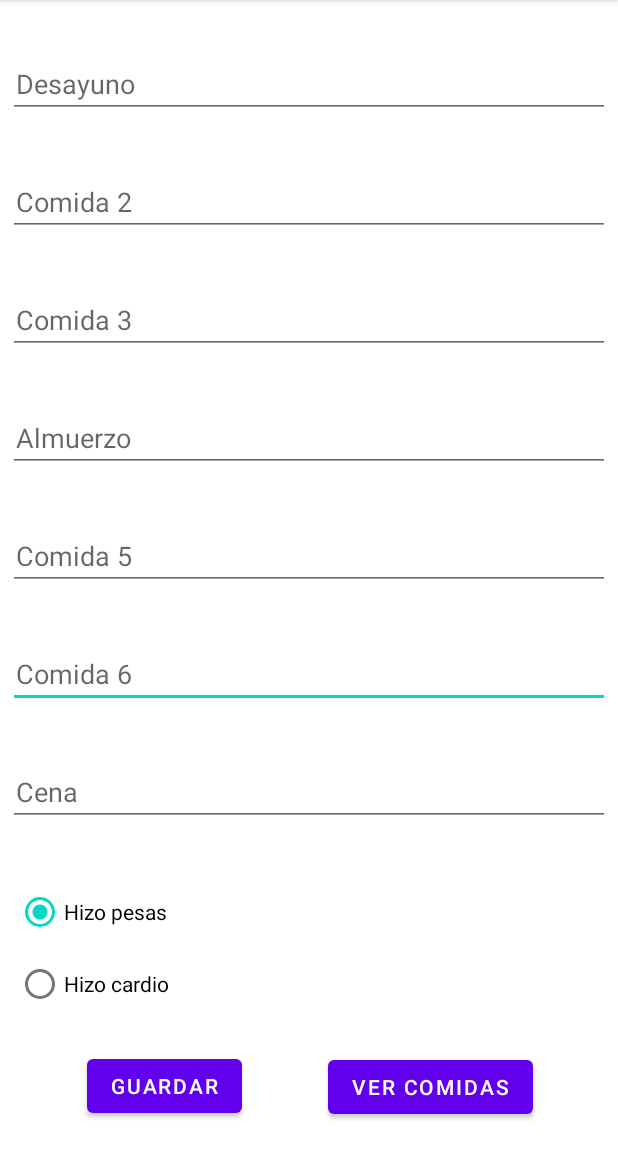
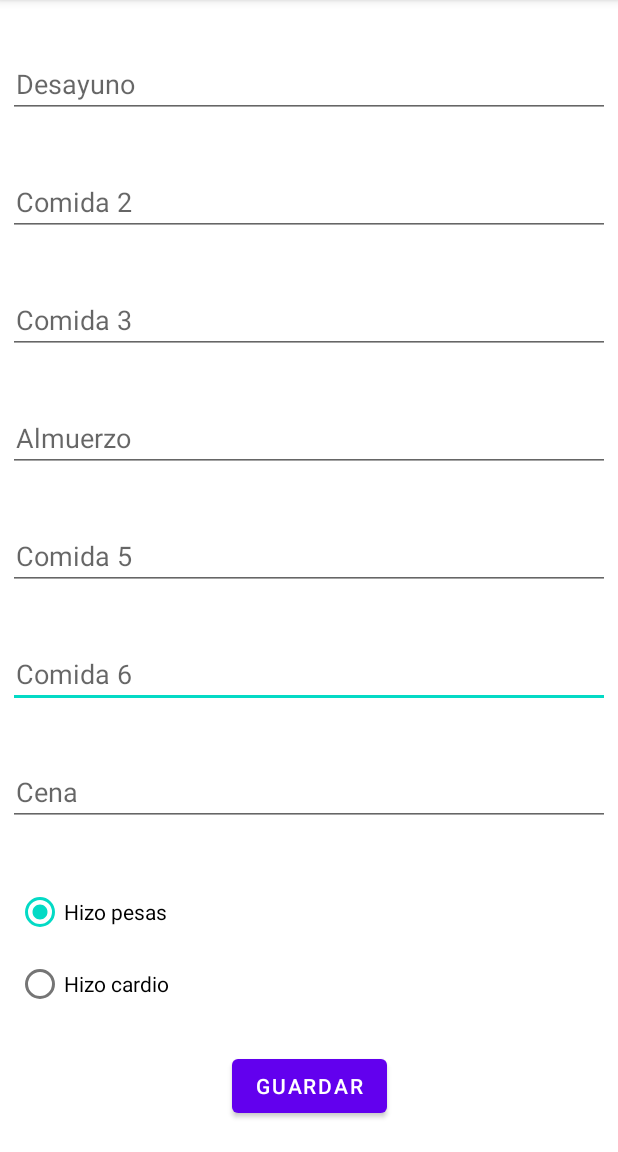
Before and after one commit to luisfelipe7799/a3, an Android app: the EditComida2 screen opened directly, with no data from a screen before it, on a phone screen of 412 x 824 dp, the part 84-1236 px from its top. Run offline under Robolectric (Android 15) with nearby library versions, the phone set to English and light mode, and no system bars; our stand-ins replace Firebase (no records; nobody signed in at launch, a user with empty details on screens opened directly).

Commit message:
Initial commit

```diff
--- a/app/src/main/res/layout/activity_edit_comida2.xml
+++ b/app/src/main/res/layout/activity_edit_comida2.xml
@@ -158,21 +158,8 @@
         android:onClick="editarUsuario"
         android:text="Guardar"
         app:layout_constraintBottom_toBottomOf="parent"
-        app:layout_constraintEnd_toStartOf="@+id/button2"
+        app:layout_constraintEnd_toEndOf="parent"
         app:layout_constraintStart_toStartOf="parent"
         app:layout_constraintTop_toBottomOf="@+id/radioGroup" />
 
-    <Button
-        android:id="@+id/button2"
-        android:layout_width="wrap_content"
-        android:layout_height="wrap_content"
-        android:onClick="verLista"
-        android:text="ver comidas"
-        app:layout_constraintBottom_toBottomOf="parent"
-        app:layout_constraintEnd_toEndOf="parent"
-        app:layout_constraintHorizontal_bias="0.794"
-        app:layout_constraintStart_toStartOf="parent"
-        app:layout_constraintTop_toBottomOf="@+id/radioGroup"
-        app:layout_constraintVertical_bias="0.525" />
-
 </androidx.constraintlayout.widget.ConstraintLayout>
```
